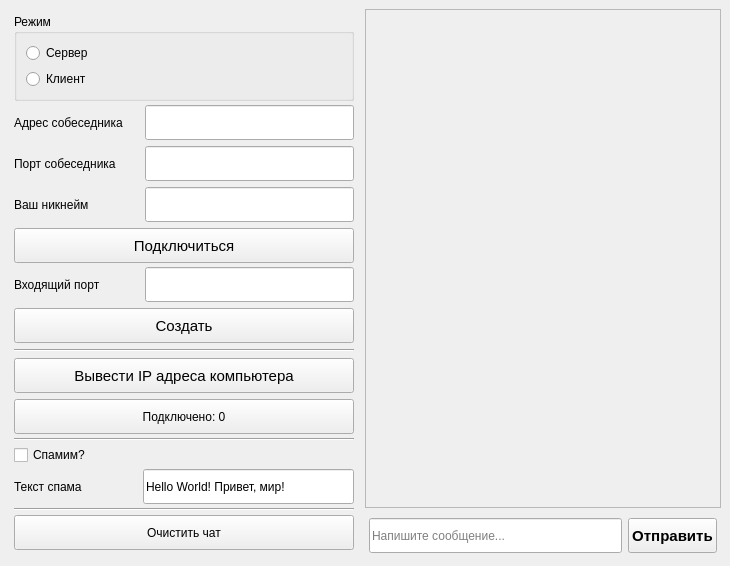
faurkonig/i-love-karpov, file sem3/nvi_chat_tcp_super/mainwindow.ui: the form before one commit.
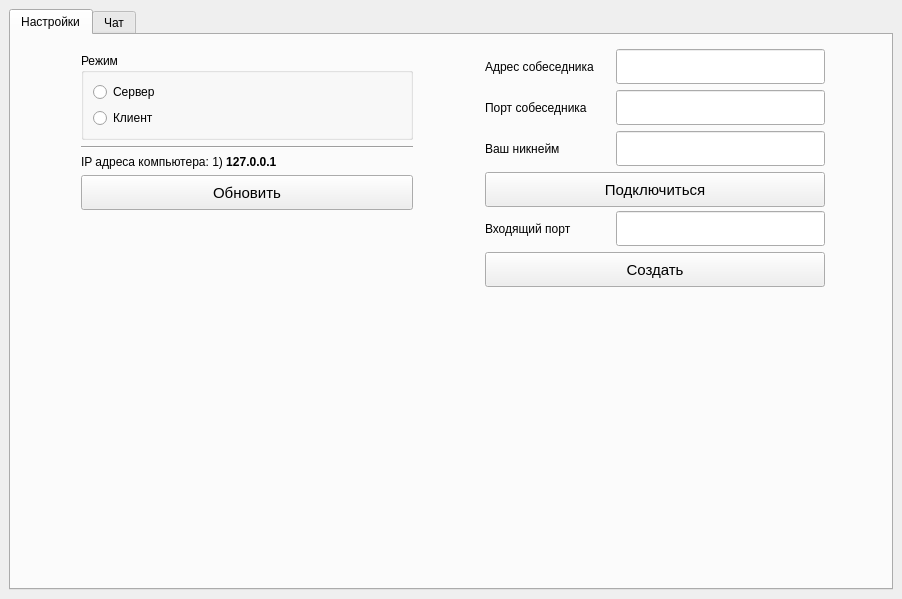
The form after the commit. Icons and pictures are not drawn.

Commit message: TCP super chat UI improvements

What changed in the file:
```diff
--- a/sem3/nvi_chat_tcp_super/mainwindow.ui
+++ b/sem3/nvi_chat_tcp_super/mainwindow.ui
@@ -6,8 +6,8 @@
    <rect>
     <x>0</x>
     <y>0</y>
-    <width>730</width>
-    <height>566</height>
+    <width>902</width>
+    <height>599</height>
    </rect>
   </property>
   <property name="windowTitle">
@@ -16,29 +16,24 @@
   <widget class="QWidget" name="centralwidget">
    <layout class="QHBoxLayout" name="horizontalLayout_5">
     <item>
-     <widget class="QWidget" name="leftVerticalWidget" native="true">
+     <widget class="QTabWidget" name="tabWidget">
+      <property name="currentIndex">
+       <number>0</number>
+      </property>
+      <widget class="QWidget" name="propertiesTab">
+       <attribute name="title">
+        <string>Настройки</string>
+       </attribute>
+       <layout class="QHBoxLayout" name="propertiesTabLayout">
+        <item>
+         <widget class="QWidget" name="leftPropertiesWidget" native="true">
       <property name="maximumSize">
        <size>
         <width>350</width>
         <height>16777215</height>
        </size>
       </property>
-      <layout class="QVBoxLayout" name="leftVerticalLayout">
-       <property name="spacing">
-        <number>4</number>
-       </property>
-       <property name="leftMargin">
-        <number>5</number>
-       </property>
-       <property name="topMargin">
-        <number>5</number>
-       </property>
-       <property name="rightMargin">
-        <number>5</number>
-       </property>
-       <property name="bottomMargin">
-        <number>5</number>
-       </property>
+          <layout class="QVBoxLayout" name="verticalLayout">
        <item>
         <widget class="QGroupBox" name="groupBoxMode">
          <property name="title">
@@ -63,6 +58,87 @@
         </widget>
        </item>
        <item>
+            <widget class="Line" name="line">
+             <property name="orientation">
+              <enum>Qt::Horizontal</enum>
+             </property>
+            </widget>
+           </item>
+           <item>
+            <widget class="QLabel" name="labelAddresses">
+             <property name="text">
+              <string>IP адреса компьютера:
+1) &lt;b&gt;127.0.0.1&lt;/b&gt;</string>
+             </property>
+             <property name="textFormat">
+              <enum>Qt::RichText</enum>
+             </property>
+             <property name="wordWrap">
+              <bool>true</bool>
+             </property>
+            </widget>
+           </item>
+           <item>
+            <widget class="QPushButton" name="pushButtonAddresses">
+             <property name="minimumSize">
+              <size>
+               <width>0</width>
+               <height>35</height>
+              </size>
+             </property>
+             <property name="font">
+              <font>
+               <pointsize>11</pointsize>
+               <weight>50</weight>
+               <bold>false</bold>
+              </font>
+             </property>
+             <property name="text">
+              <string>Обновить</string>
+             </property>
+            </widget>
+           </item>
+           <item>
+            <spacer name="verticalSpacer_2">
+             <property name="orientation">
+              <enum>Qt::Vertical</enum>
+             </property>
+             <property name="sizeHint" stdset="0">
+              <size>
+               <width>20</width>
+               <height>40</height>
+              </size>
+             </property>
+            </spacer>
+           </item>
+          </layout>
+         </widget>
+        </item>
+        <item>
+         <widget class="QWidget" name="rightPropertiesWidget" native="true">
+          <property name="maximumSize">
+           <size>
+            <width>350</width>
+            <height>16777215</height>
+           </size>
+          </property>
+          <layout class="QVBoxLayout" name="leftVerticalLayout">
+           <property name="spacing">
+            <number>4</number>
+           </property>
+           <property name="leftMargin">
+            <number>5</number>
+           </property>
+           <property name="topMargin">
+            <number>5</number>
+           </property>
+           <property name="rightMargin">
+            <number>5</number>
+           </property>
+           <property name="bottomMargin">
+            <number>5</number>
+           </property>
+           <item>
         <widget class="QWidget" name="ClientWidget" native="true">
          <layout class="QVBoxLayout" name="verticalLayout_2">
           <property name="leftMargin">
@@ -243,56 +319,41 @@
             </property>
            </widget>
           </item>
-          <item>
-           <widget class="Line" name="line2">
-            <property name="orientation">
-             <enum>Qt::Horizontal</enum>
-            </property>
+             </layout>
            </widget>
           </item>
           <item>
-           <widget class="QPushButton" name="pushButtonAddresses">
-            <property name="minimumSize">
-             <size>
-              <width>0</width>
-              <height>35</height>
-             </size>
-            </property>
-            <property name="font">
-             <font>
-              <pointsize>11</pointsize>
-              <weight>50</weight>
-              <bold>false</bold>
-             </font>
-            </property>
-            <property name="text">
-             <string>Вывести IP адреса компьютера</string>
-            </property>
-           </widget>
-          </item>
-          <item>
-           <widget class="QPushButton" name="pushButtonConnectionList">
-            <property name="minimumSize">
+            <spacer name="verticalSpacer">
+             <property name="orientation">
+              <enum>Qt::Vertical</enum>
+             </property>
+             <property name="sizeHint" stdset="0">
              <size>
-              <width>0</width>
-              <height>35</height>
-             </size>
-            </property>
-            <property name="text">
-             <string>Подключено: 0</string>
-            </property>
-           </widget>
+               <width>20</width>
+               <height>40</height>
+              </size>
+             </property>
+            </spacer>
           </item>
          </layout>
         </widget>
        </item>
+       </layout>
+      </widget>
+      <widget class="QWidget" name="chatTab">
+       <attribute name="title">
+        <string>Чат</string>
+       </attribute>
+       <layout class="QHBoxLayout" name="horizontalLayout_2">
        <item>
-        <widget class="Line" name="line3">
-         <property name="orientation">
-          <enum>Qt::Horizontal</enum>
-         </property>
-        </widget>
-       </item>
+         <widget class="QWidget" name="widget" native="true">
+          <property name="maximumSize">
+           <size>
+            <width>350</width>
+            <height>16777215</height>
+           </size>
+          </property>
+          <layout class="QVBoxLayout" name="verticalLayout_5">
        <item>
         <widget class="QCheckBox" name="checkBoxSpam">
          <property name="text">
@@ -351,7 +412,7 @@
         </widget>
        </item>
        <item>
-        <spacer name="verticalSpacer">
+            <spacer name="verticalSpacer_3">
          <property name="orientation">
           <enum>Qt::Vertical</enum>
          </property>
@@ -367,7 +428,7 @@
      </widget>
     </item>
     <item>
-     <layout class="QVBoxLayout" name="rightVerticalLayout">
+         <layout class="QVBoxLayout" name="rightChatLayout">
       <item>
        <widget class="QScrollArea" name="chatArea">
         <property name="widgetResizable">
@@ -378,8 +439,8 @@
           <rect>
            <x>0</x>
            <y>0</y>
-           <width>352</width>
-           <height>474</height>
+               <width>502</width>
+               <height>459</height>
           </rect>
          </property>
          <layout class="QVBoxLayout" name="verticalChatLayout">
@@ -435,11 +496,24 @@
           <property name="text">
            <string>Отправить</string>
           </property>
+              <property name="icon">
+               <iconset theme="mail-send"/>
+              </property>
+              <property name="iconSize">
+               <size>
+                <width>21</width>
+                <height>21</height>
+               </size>
+              </property>
          </widget>
         </item>
        </layout>
       </item>
      </layout>
+        </item>
+       </layout>
+      </widget>
+     </widget>
     </item>
    </layout>
   </widget>
```
Left out of the diff: 55 changed lines with no effect on the pictures. Lines whose indentation alone changed are shown as unchanged. The commit also changes 2 other files.
